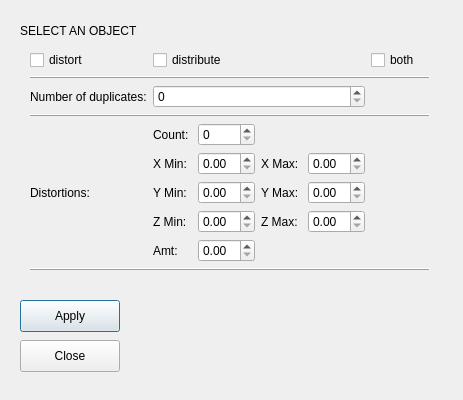
First picture: the form in PlantGenerator/gui.ui, repository nMDaas/MayaPlugins, before the edit.
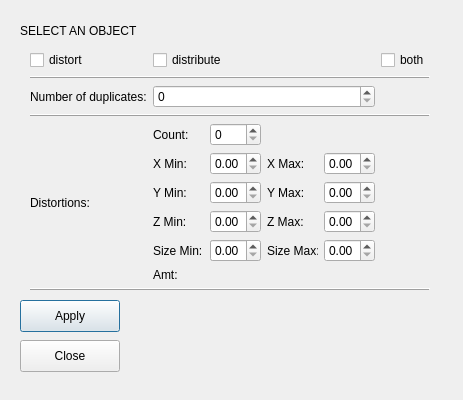
Second picture: the form after the edit.

Commit message: created min and max size options in ui and connected buttons to functions

```diff
--- a/PlantGenerator/gui.ui
+++ b/PlantGenerator/gui.ui
@@ -188,6 +188,27 @@
                         <item row="4" column="0">
                             <widget class="QLabel">
                                 <property name="text">
+                                    <string>Size Min: </string>
+                                </property>
+                            </widget>
+                        </item>
+                        <item row="4" column="1">
+                            <widget class="QDoubleSpinBox" name="size_min_input"/>
+                        </item>
+                        <item row="4" column="2">
+                            <widget class="QLabel">
+                                <property name="text">
+                                    <string>Size Max: </string>
+                                </property>
+                            </widget>
+                        </item>
+                        <item row="4" column="3">
+                            <widget class="QDoubleSpinBox" name="size_max_input"/>
+                        </item>
+
+                        <item row="5" column="0">
+                            <widget class="QLabel">
+                                <property name="text">
                                     <string>Amt: </string>
                                 </property>
                             </widget>
```
The commit also changes 1 other file.
